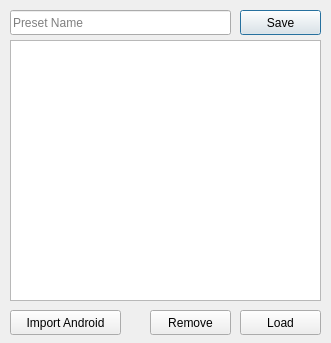
This is preset.ui in Audio4Linux/Viper4Linux-GUI as Qt 5 draws it before an edit. The edited form follows.
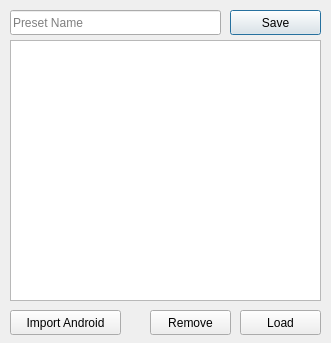
This is the edited form. Icons and pictures are not drawn.

Commit message: Updated Preset Dialog and other stuff

What changed in the file:
```diff
--- a/preset.ui
+++ b/preset.ui
@@ -20,9 +20,9 @@
   <widget class="QPushButton" name="add">
    <property name="geometry">
     <rect>
-     <x>240</x>
+     <x>230</x>
      <y>10</y>
-     <width>81</width>
+     <width>91</width>
      <height>25</height>
     </rect>
    </property>
@@ -38,7 +38,7 @@
     <rect>
      <x>10</x>
      <y>10</y>
-     <width>221</width>
+     <width>211</width>
      <height>25</height>
     </rect>
    </property>
```
Left out of the diff: 3 changed lines with no effect on the pictures. The commit also changes 3 other files.
